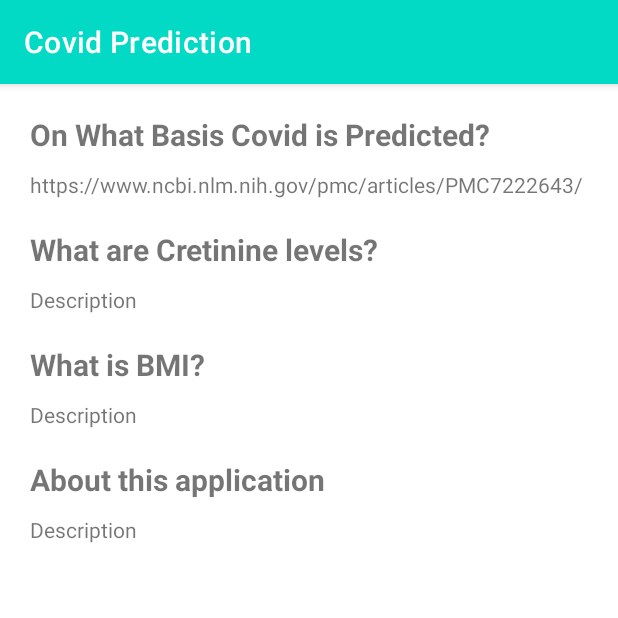
After one commit to vineetha-batchu/covid19-prediction, an Android app: the FaqActivity screen opened directly, with no data from a screen before it, on a phone screen of 412 x 824 dp, the top half of it. The commit adds this screen. Run offline under Robolectric (Android 15) with nearby library versions, the phone set to English and light mode, and no system bars.

Commit message:
faq screen designing completed

```diff
--- a/app/src/main/AndroidManifest.xml
+++ b/app/src/main/AndroidManifest.xml
@@ -20,6 +20,7 @@
         </activity>
 
         <activity android:name=".MainPage"/>
+        <activity android:name=".FaqActivity"/>
     </application>
 
 </manifest>
--- /dev/null
+++ b/app/src/main/java/com/example/group2_project/FaqActivity.java
@@ -0,0 +1,15 @@
+package com.example.group2_project;
+
+import android.os.Bundle;
+
+import androidx.annotation.Nullable;
+import androidx.appcompat.app.AppCompatActivity;
+
+public class FaqActivity extends AppCompatActivity {
+
+    @Override
+    protected void onCreate(@Nullable Bundle savedInstanceState) {
+        super.onCreate(savedInstanceState);
+        setContentView(R.layout.activity_faq);
+    }
+}
--- a/app/src/main/java/com/example/group2_project/MainActivity.java
+++ b/app/src/main/java/com/example/group2_project/MainActivity.java
@@ -8,19 +8,27 @@ import android.os.Bundle;
 import android.view.View;
 
 public class MainActivity extends AppCompatActivity {
-    CardView medicine;
+    CardView medicine, faq;
 
     @Override
     protected void onCreate(Bundle savedInstanceState) {
         super.onCreate(savedInstanceState);
         setContentView(R.layout.activity_main);
 
-        medicine=findViewById(R.id.btnMedicine);
+        medicine = findViewById(R.id.btnMedicine);
+        faq = findViewById(R.id.btn_faq);
+
         medicine.setOnClickListener(v -> medicineReminder(v));
+        faq.setOnClickListener(v -> faq(v));
     }
 
     public void medicineReminder(View v){
         Intent explicit = new Intent(MainActivity.this, MainPage.class);
         startActivity(explicit );
     }
+
+    public void faq(View v){
+        Intent explicit = new Intent(MainActivity.this, FaqActivity.class);
+        startActivity(explicit );
+    }
 }
--- /dev/null
+++ b/app/src/main/res/layout/activity_faq.xml
@@ -0,0 +1,82 @@
+<?xml version="1.0" encoding="utf-8"?>
+<LinearLayout
+    xmlns:android="http://schemas.android.com/apk/res/android"
+    android:layout_width="match_parent"
+    android:layout_height="match_parent"
+    android:padding="20dp"
+    android:orientation="vertical">
+
+    <TextView
+        android:id="@+id/tv_calculated"
+        android:layout_width="wrap_content"
+        android:layout_height="wrap_content"
+        android:text="On What Basis Covid is Predicted?"
+        android:layout_marginBottom="10dp"
+        android:textSize="20sp"
+        android:textStyle="bold" />
+
+    <TextView
+        android:id="@+id/tv_calculated_link"
+        android:layout_width="wrap_content"
+        android:layout_height="wrap_content"
+        android:text="https://www.ncbi.nlm.nih.gov/pmc/articles/PMC7222643/"
+        />
+
+
+    <TextView
+        android:id="@+id/tv_cretinine"
+        android:layout_width="wrap_content"
+        android:layout_height="wrap_content"
+        android:text="What are Cretinine levels?"
+        android:layout_marginTop="20dp"
+        android:layout_marginBottom="10dp"
+        android:textSize="20sp"
+        android:textStyle="bold" />
+
+    <TextView
+        android:id="@+id/tv_cretinine_desc"
+        android:layout_width="wrap_content"
+        android:layout_height="wrap_content"
+        android:text="Description"
+        />
+
+
+    <TextView
+        android:id="@+id/tv_bmi"
+        android:layout_width="wrap_content"
+        android:layout_height="wrap_content"
+        android:text="What is BMI?"
+        android:layout_marginTop="20dp"
+        android:layout_marginBottom="10dp"
+        android:textSize="20sp"
+        android:textStyle="bold" />
+
+
+    <TextView
+        android:id="@+id/tv_bmi_desc"
+        android:layout_width="wrap_content"
+        android:layout_height="wrap_content"
+        android:text="Description"
+        />
+
+
+    <TextView
+        android:id="@+id/tv_about"
+        android:layout_width="wrap_content"
+        android:layout_height="wrap_content"
+        android:text="About this application"
+        android:layout_marginTop="20dp"
+        android:layout_marginBottom="10dp"
+        android:textSize="20sp"
+        android:textStyle="bold" />
+
+
+    <TextView
+        android:id="@+id/tv_about_desc"
+        android:layout_width="wrap_content"
+        android:layout_height="wrap_content"
+        android:text="Description"
+        />
+
+
+</LinearLayout>
```
